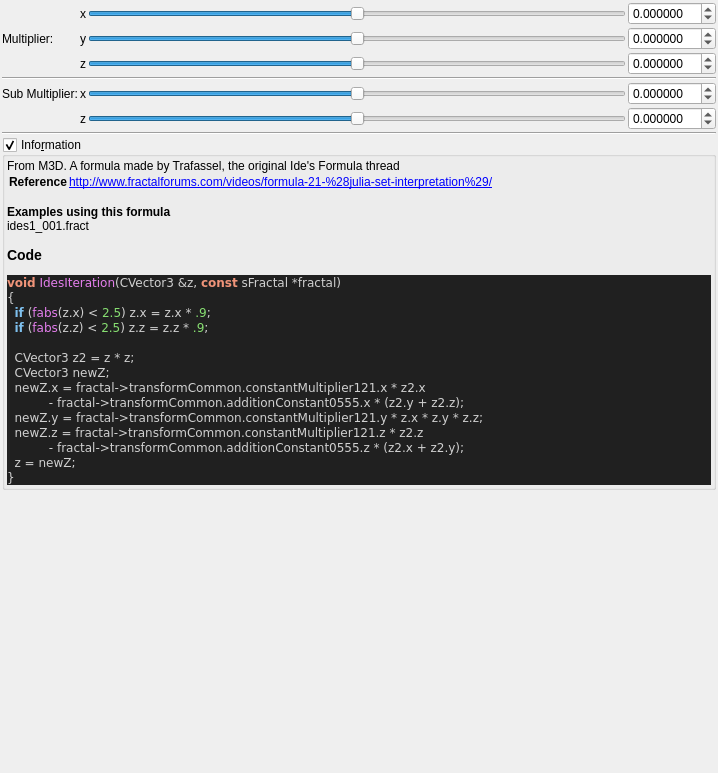
buddhi1980/mandelbulber2, file mandelbulber2/formula/ui/fractal_ides.ui: the form before one commit.
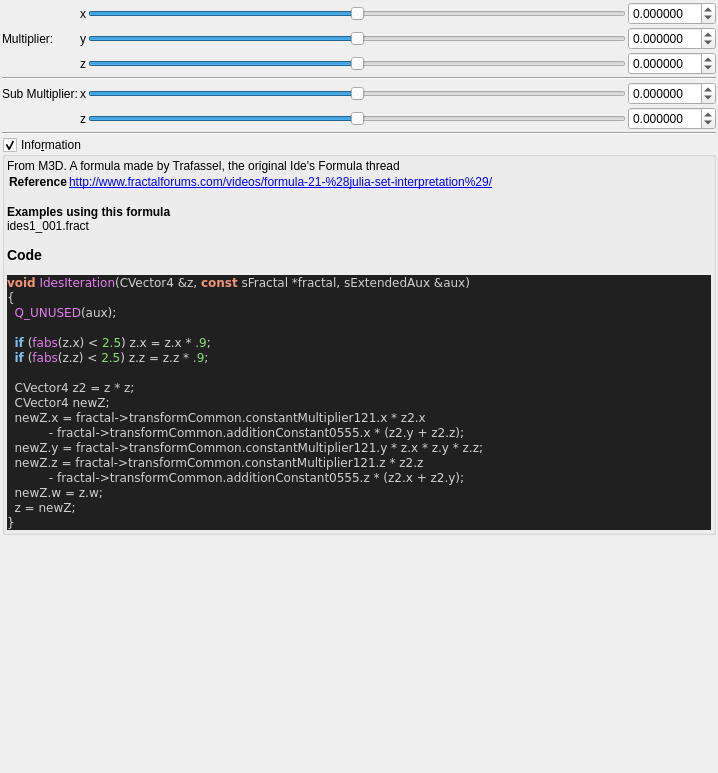
The form after the commit. Custom widgets are drawn as their Qt base class.

What changed in the file:
```diff
--- a/mandelbulber2/formula/ui/fractal_ides.ui
+++ b/mandelbulber2/formula/ui/fractal_ides.ui
@@ -391,18 +391,21 @@
 &lt;/table&gt;
 &lt;br&gt;&lt;b&gt;Examples using this formula&lt;/b&gt;&lt;br&gt;ides1_001.fract&lt;h3&gt;Code&lt;/h3&gt;
 &lt;body style=&quot;background-color:#202020&quot;&gt;
-&lt;pre style=&quot;color:#d0d0d0; background-color:#202020;  font-family:'Courier New',monospace;&quot;&gt;&lt;span style=&quot;color:#f09479; font-weight:bold&quot;&gt;void&lt;/span&gt; &lt;span style=&quot;color:#e47eed&quot;&gt;IdesIteration&lt;/span&gt;&lt;span style=&quot;color:#d0d0d0&quot;&gt;(&lt;/span&gt;CVector3 &lt;span style=&quot;color:#d0d0d0&quot;&gt;&amp;amp;&lt;/span&gt;z&lt;span style=&quot;color:#d0d0d0&quot;&gt;,&lt;/span&gt; &lt;span style=&quot;color:#f09479; font-weight:bold&quot;&gt;const&lt;/span&gt; sFractal &lt;span style=&quot;color:#d0d0d0&quot;&gt;*&lt;/span&gt;fractal&lt;span style=&quot;color:#d0d0d0&quot;&gt;)&lt;/span&gt;
+&lt;pre style=&quot;color:#d0d0d0; background-color:#202020;  font-family:'Courier New',monospace;&quot;&gt;&lt;span style=&quot;color:#f09479; font-weight:bold&quot;&gt;void&lt;/span&gt; &lt;span style=&quot;color:#e47eed&quot;&gt;IdesIteration&lt;/span&gt;&lt;span style=&quot;color:#d0d0d0&quot;&gt;(&lt;/span&gt;CVector4 &lt;span style=&quot;color:#d0d0d0&quot;&gt;&amp;amp;&lt;/span&gt;z&lt;span style=&quot;color:#d0d0d0&quot;&gt;,&lt;/span&gt; &lt;span style=&quot;color:#f09479; font-weight:bold&quot;&gt;const&lt;/span&gt; sFractal &lt;span style=&quot;color:#d0d0d0&quot;&gt;*&lt;/span&gt;fractal&lt;span style=&quot;color:#d0d0d0&quot;&gt;,&lt;/span&gt; sExtendedAux &lt;span style=&quot;color:#d0d0d0&quot;&gt;&amp;amp;&lt;/span&gt;aux&lt;span style=&quot;color:#d0d0d0&quot;&gt;)&lt;/span&gt;
 &lt;span style=&quot;color:#d0d0d0&quot;&gt;{&lt;/span&gt;
+  &lt;span style=&quot;color:#e47eed&quot;&gt;Q_UNUSED&lt;/span&gt;&lt;span style=&quot;color:#d0d0d0&quot;&gt;(&lt;/span&gt;aux&lt;span style=&quot;color:#d0d0d0&quot;&gt;);&lt;/span&gt;
+
   &lt;span style=&quot;color:#7ec0ee; font-weight:bold&quot;&gt;if&lt;/span&gt; &lt;span style=&quot;color:#d0d0d0&quot;&gt;(&lt;/span&gt;&lt;span style=&quot;color:#e47eed&quot;&gt;fabs&lt;/span&gt;&lt;span style=&quot;color:#d0d0d0&quot;&gt;(&lt;/span&gt;z&lt;span style=&quot;color:#d0d0d0&quot;&gt;.&lt;/span&gt;x&lt;span style=&quot;color:#d0d0d0&quot;&gt;) &amp;lt;&lt;/span&gt; &lt;span style=&quot;color:#87df71&quot;&gt;2.5&lt;/span&gt;&lt;span style=&quot;color:#d0d0d0&quot;&gt;)&lt;/span&gt; z&lt;span style=&quot;color:#d0d0d0&quot;&gt;.&lt;/span&gt;x &lt;span style=&quot;color:#d0d0d0&quot;&gt;=&lt;/span&gt; z&lt;span style=&quot;color:#d0d0d0&quot;&gt;.&lt;/span&gt;x &lt;span style=&quot;color:#d0d0d0&quot;&gt;*&lt;/span&gt; &lt;span style=&quot;color:#87df71&quot;&gt;.9&lt;/span&gt;&lt;span style=&quot;color:#d0d0d0&quot;&gt;;&lt;/span&gt;
   &lt;span style=&quot;color:#7ec0ee; font-weight:bold&quot;&gt;if&lt;/span&gt; &lt;span style=&quot;color:#d0d0d0&quot;&gt;(&lt;/span&gt;&lt;span style=&quot;color:#e47eed&quot;&gt;fabs&lt;/span&gt;&lt;span style=&quot;color:#d0d0d0&quot;&gt;(&lt;/span&gt;z&lt;span style=&quot;color:#d0d0d0&quot;&gt;.&lt;/span&gt;z&lt;span style=&quot;color:#d0d0d0&quot;&gt;) &amp;lt;&lt;/span&gt; &lt;span style=&quot;color:#87df71&quot;&gt;2.5&lt;/span&gt;&lt;span style=&quot;color:#d0d0d0&quot;&gt;)&lt;/span&gt; z&lt;span style=&quot;color:#d0d0d0&quot;&gt;.&lt;/span&gt;z &lt;span style=&quot;color:#d0d0d0&quot;&gt;=&lt;/span&gt; z&lt;span style=&quot;color:#d0d0d0&quot;&gt;.&lt;/span&gt;z &lt;span style=&quot;color:#d0d0d0&quot;&gt;*&lt;/span&gt; &lt;span style=&quot;color:#87df71&quot;&gt;.9&lt;/span&gt;&lt;span style=&quot;color:#d0d0d0&quot;&gt;;&lt;/span&gt;
 
-  CVector3 z2 &lt;span style=&quot;color:#d0d0d0&quot;&gt;=&lt;/span&gt; z &lt;span style=&quot;color:#d0d0d0&quot;&gt;*&lt;/span&gt; z&lt;span style=&quot;color:#d0d0d0&quot;&gt;;&lt;/span&gt;
-  CVector3 newZ&lt;span style=&quot;color:#d0d0d0&quot;&gt;;&lt;/span&gt;
+  CVector4 z2 &lt;span style=&quot;color:#d0d0d0&quot;&gt;=&lt;/span&gt; z &lt;span style=&quot;color:#d0d0d0&quot;&gt;*&lt;/span&gt; z&lt;span style=&quot;color:#d0d0d0&quot;&gt;;&lt;/span&gt;
+  CVector4 newZ&lt;span style=&quot;color:#d0d0d0&quot;&gt;;&lt;/span&gt;
   newZ&lt;span style=&quot;color:#d0d0d0&quot;&gt;.&lt;/span&gt;x &lt;span style=&quot;color:#d0d0d0&quot;&gt;=&lt;/span&gt; fractal&lt;span style=&quot;color:#d0d0d0&quot;&gt;-&amp;gt;&lt;/span&gt;transformCommon&lt;span style=&quot;color:#d0d0d0&quot;&gt;.&lt;/span&gt;constantMultiplier121&lt;span style=&quot;color:#d0d0d0&quot;&gt;.&lt;/span&gt;x &lt;span style=&quot;color:#d0d0d0&quot;&gt;*&lt;/span&gt; z2&lt;span style=&quot;color:#d0d0d0&quot;&gt;.&lt;/span&gt;x
            &lt;span style=&quot;color:#d0d0d0&quot;&gt;-&lt;/span&gt; fractal&lt;span style=&quot;color:#d0d0d0&quot;&gt;-&amp;gt;&lt;/span&gt;transformCommon&lt;span style=&quot;color:#d0d0d0&quot;&gt;.&lt;/span&gt;additionConstant0555&lt;span style=&quot;color:#d0d0d0&quot;&gt;.&lt;/span&gt;x &lt;span style=&quot;color:#d0d0d0&quot;&gt;* (&lt;/span&gt;z2&lt;span style=&quot;color:#d0d0d0&quot;&gt;.&lt;/span&gt;y &lt;span style=&quot;color:#d0d0d0&quot;&gt;+&lt;/span&gt; z2&lt;span style=&quot;color:#d0d0d0&quot;&gt;.&lt;/span&gt;z&lt;span style=&quot;color:#d0d0d0&quot;&gt;);&lt;/span&gt;
   newZ&lt;span style=&quot;color:#d0d0d0&quot;&gt;.&lt;/span&gt;y &lt;span style=&quot;color:#d0d0d0&quot;&gt;=&lt;/span&gt; fractal&lt;span style=&quot;color:#d0d0d0&quot;&gt;-&amp;gt;&lt;/span&gt;transformCommon&lt;span style=&quot;color:#d0d0d0&quot;&gt;.&lt;/span&gt;constantMultiplier121&lt;span style=&quot;color:#d0d0d0&quot;&gt;.&lt;/span&gt;y &lt;span style=&quot;color:#d0d0d0&quot;&gt;*&lt;/span&gt; z&lt;span style=&quot;color:#d0d0d0&quot;&gt;.&lt;/span&gt;x &lt;span style=&quot;color:#d0d0d0&quot;&gt;*&lt;/span&gt; z&lt;span style=&quot;color:#d0d0d0&quot;&gt;.&lt;/span&gt;y &lt;span style=&quot;color:#d0d0d0&quot;&gt;*&lt;/span&gt; z&lt;span style=&quot;color:#d0d0d0&quot;&gt;.&lt;/span&gt;z&lt;span style=&quot;color:#d0d0d0&quot;&gt;;&lt;/span&gt;
   newZ&lt;span style=&quot;color:#d0d0d0&quot;&gt;.&lt;/span&gt;z &lt;span style=&quot;color:#d0d0d0&quot;&gt;=&lt;/span&gt; fractal&lt;span style=&quot;color:#d0d0d0&quot;&gt;-&amp;gt;&lt;/span&gt;transformCommon&lt;span style=&quot;color:#d0d0d0&quot;&gt;.&lt;/span&gt;constantMultiplier121&lt;span style=&quot;color:#d0d0d0&quot;&gt;.&lt;/span&gt;z &lt;span style=&quot;color:#d0d0d0&quot;&gt;*&lt;/span&gt; z2&lt;span style=&quot;color:#d0d0d0&quot;&gt;.&lt;/span&gt;z
            &lt;span style=&quot;color:#d0d0d0&quot;&gt;-&lt;/span&gt; fractal&lt;span style=&quot;color:#d0d0d0&quot;&gt;-&amp;gt;&lt;/span&gt;transformCommon&lt;span style=&quot;color:#d0d0d0&quot;&gt;.&lt;/span&gt;additionConstant0555&lt;span style=&quot;color:#d0d0d0&quot;&gt;.&lt;/span&gt;z &lt;span style=&quot;color:#d0d0d0&quot;&gt;* (&lt;/span&gt;z2&lt;span style=&quot;color:#d0d0d0&quot;&gt;.&lt;/span&gt;x &lt;span style=&quot;color:#d0d0d0&quot;&gt;+&lt;/span&gt; z2&lt;span style=&quot;color:#d0d0d0&quot;&gt;.&lt;/span&gt;y&lt;span style=&quot;color:#d0d0d0&quot;&gt;);&lt;/span&gt;
+  newZ&lt;span style=&quot;color:#d0d0d0&quot;&gt;.&lt;/span&gt;w &lt;span style=&quot;color:#d0d0d0&quot;&gt;=&lt;/span&gt; z&lt;span style=&quot;color:#d0d0d0&quot;&gt;.&lt;/span&gt;w&lt;span style=&quot;color:#d0d0d0&quot;&gt;;&lt;/span&gt;
   z &lt;span style=&quot;color:#d0d0d0&quot;&gt;=&lt;/span&gt; newZ&lt;span style=&quot;color:#d0d0d0&quot;&gt;;&lt;/span&gt;
 &lt;span style=&quot;color:#d0d0d0&quot;&gt;}&lt;/span&gt;
 &lt;/pre&gt;
```
